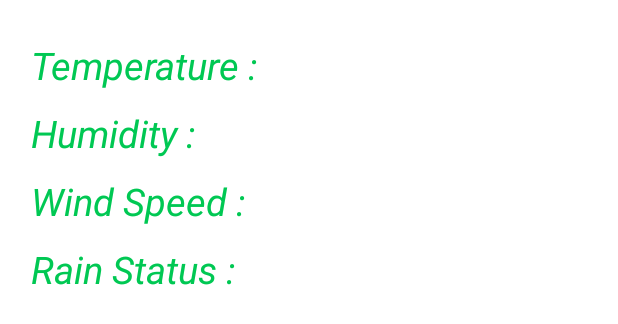
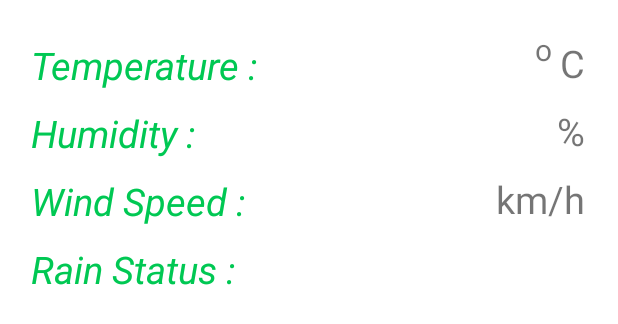
Before and after one commit to TahasinAveins/SaftyKitchen, an Android app: the layout layout.xml on its own in the app's theme, with its tools: preview values and no code run, on a phone screen of 412 x 824 dp. Shown: the top 324 px of the screen. Run offline under Robolectric (Android 15) with nearby library versions, the phone set to English and light mode, and no system bars.

Commit message:
design update

```diff
--- a/app/src/main/res/layout/layout.xml
+++ b/app/src/main/res/layout/layout.xml
@@ -64,25 +64,25 @@
             app:layout_constraintTop_toBottomOf="@+id/textView4" />
 
         <TextView
-            android:id="@+id/humidity"
+            android:id="@+id/temperature"
             android:layout_width="wrap_content"
             android:layout_height="45dp"
-            android:layout_marginTop="5dp"
+            android:layout_marginTop="4dp"
             android:padding="5dp"
             android:textSize="25sp"
             android:textStyle="italic"
-            app:layout_constraintEnd_toEndOf="parent"
+            app:layout_constraintEnd_toStartOf="@+id/degree"
             app:layout_constraintTop_toTopOf="parent" />
 
         <TextView
-            android:id="@+id/temperature"
+            android:id="@+id/humidity"
             android:layout_width="wrap_content"
             android:layout_height="45dp"
             android:padding="5dp"
             android:textSize="25sp"
             android:textStyle="italic"
-            app:layout_constraintEnd_toEndOf="parent"
-            app:layout_constraintTop_toBottomOf="@+id/humidity" />
+            app:layout_constraintEnd_toStartOf="@+id/textView12"
+            app:layout_constraintTop_toBottomOf="@+id/temperature" />
 
         <TextView
             android:id="@+id/wind"
@@ -91,8 +91,8 @@
             android:padding="5dp"
             android:textSize="25sp"
             android:textStyle="italic"
-            app:layout_constraintEnd_toEndOf="parent"
-            app:layout_constraintTop_toBottomOf="@+id/temperature" />
+            app:layout_constraintEnd_toStartOf="@+id/textView11"
+            app:layout_constraintTop_toBottomOf="@+id/humidity" />
 
         <TextView
             android:id="@+id/rain"
@@ -104,6 +104,56 @@
             app:layout_constraintEnd_toEndOf="parent"
             app:layout_constraintTop_toBottomOf="@+id/wind" />
 
+        <TextView
+            android:id="@+id/degree"
+            android:layout_width="wrap_content"
+            android:layout_height="45dp"
+            android:layout_marginTop="4dp"
+            android:text="@string/o"
+            android:textSize="20sp"
+            app:layout_constraintEnd_toStartOf="@+id/textView10"
+            app:layout_constraintTop_toTopOf="parent" />
+
+        <TextView
+            android:id="@+id/textView10"
+            android:layout_width="wrap_content"
+            android:layout_height="45dp"
+            android:layout_marginTop="4dp"
+            android:layout_marginEnd="1dp"
+            android:layout_marginRight="1dp"
+            android:padding="5dp"
+            android:text="@string/c"
+            android:textAlignment="center"
+            android:textSize="25sp"
+            app:layout_constraintEnd_toEndOf="parent"
+            app:layout_constraintTop_toTopOf="parent" />
+
+        <TextView
+            android:id="@+id/textView11"
+            android:layout_width="wrap_content"
+            android:layout_height="45dp"
+            android:layout_marginEnd="1dp"
+            android:layout_marginRight="1dp"
+            android:padding="5dp"
+            android:text="@string/km_h"
+            android:textAlignment="center"
+            android:textSize="25sp"
+            app:layout_constraintEnd_toEndOf="parent"
+            app:layout_constraintTop_toBottomOf="@+id/humidity" />
+
+        <TextView
+            android:id="@+id/textView12"
+            android:layout_width="wrap_content"
+            android:layout_height="45dp"
+            android:layout_marginEnd="1dp"
+            android:layout_marginRight="1dp"
+            android:padding="5dp"
+            android:text="@string/parsent"
+            android:textAlignment="center"
+            android:textSize="25sp"
+            app:layout_constraintEnd_toEndOf="parent"
+            app:layout_constraintTop_toBottomOf="@+id/textView10" />
+
     </android.support.constraint.ConstraintLayout>
 
 
--- a/app/src/main/res/values/strings.xml
+++ b/app/src/main/res/values/strings.xml
@@ -25,5 +25,9 @@
     <string name="last_month">Last Month</string>
     <string name="last_7_days">Last 7 Days</string>
     <string name="report_back"><![CDATA[<<]]></string>
+    <string name="o">o</string>
+    <string name="c">C</string>
+    <string name="parsent">%</string>
+    <string name="km_h">km/h</string>
 
 </resources>
```
Also changed, not shown: 1 other file.
